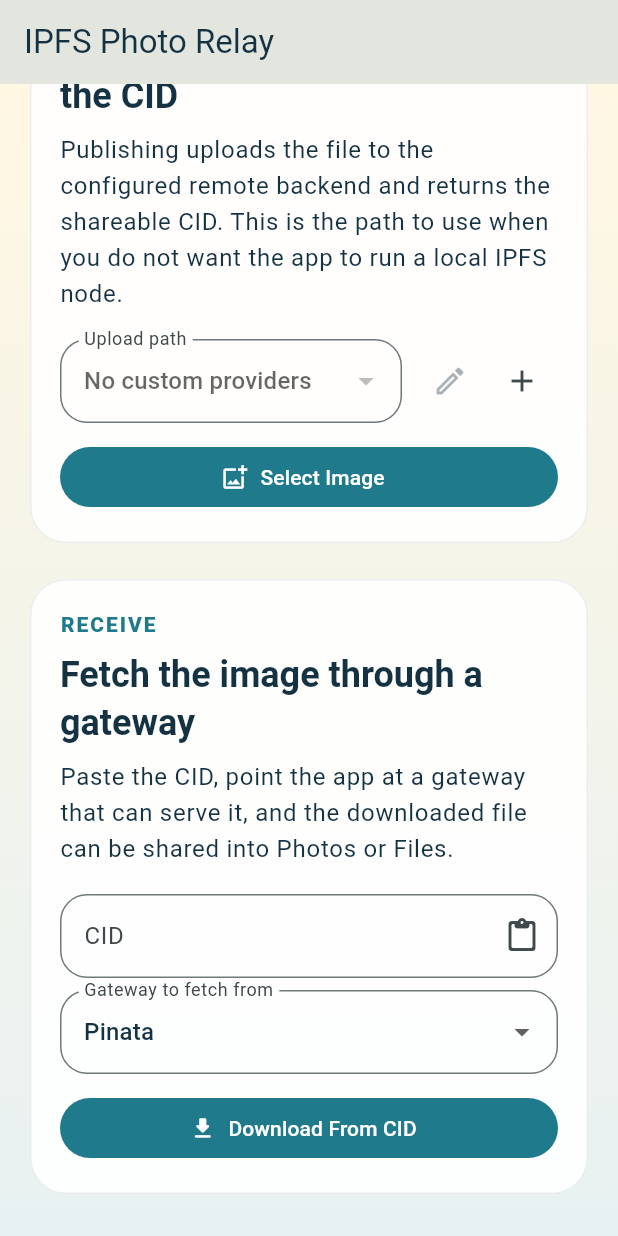
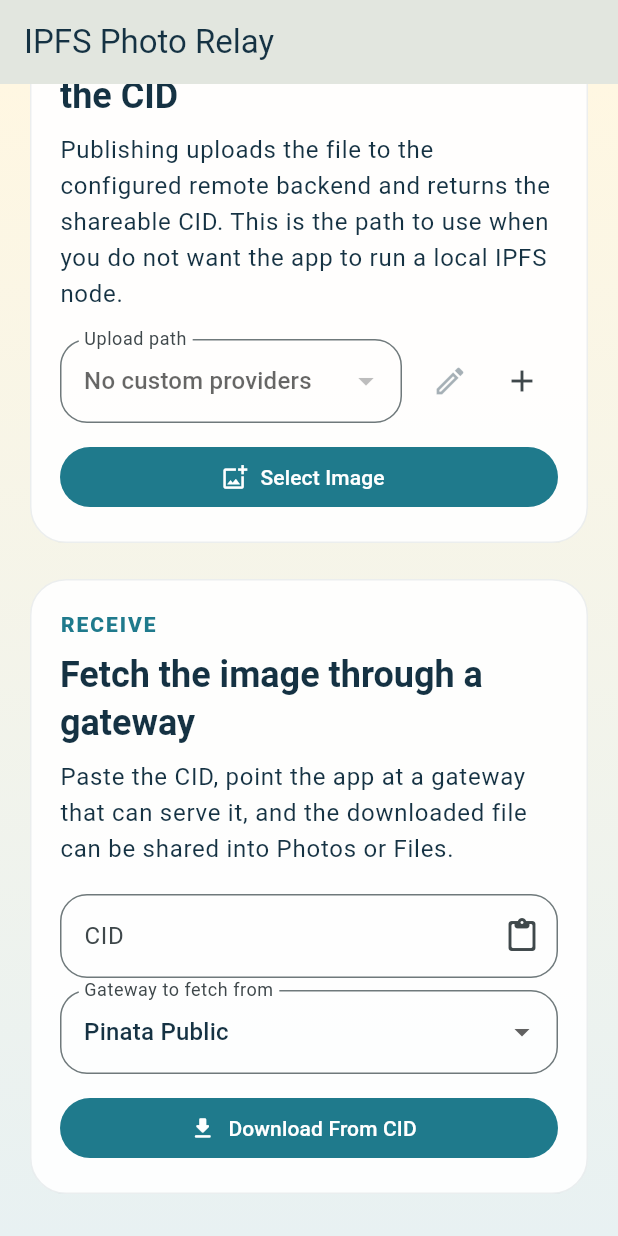
Before and after one commit to ericszimmermann/IPFS-Photo-relay, a Flutter app: the screen it shows after launch, scrolled down 504 dp, on a phone screen of 412 x 824 dp. Run offline on Flutter 3.47's test engine with Material 3 defaults, Android fonts, the phone set to English and light mode, and no system bars; our stand-ins replace file_picker, share_plus, shared_preferences.

Commit message:
Add "Public" to default gateways.

```diff
--- a/lib/src/app.dart
+++ b/lib/src/app.dart
@@ -969,7 +969,7 @@ class _IpfsPhotoRelayPageState extends State<IpfsPhotoRelayPage> {
                             StatefulBuilder(builder: (context, setState) {
                               final options = <Map<String, String>>[];
                               // Add public ipfs.io as an extra option
-                              options.add({'label': 'IPFS.io', 'value': _normalizeGatewayBase('https://ipfs.io/ipfs/')});
+                              options.add({'label': 'ipfs.io Public', 'value': _normalizeGatewayBase('https://ipfs.io/ipfs/')});
 
                               // Add configured provider gateways if they are non-empty and different from the default
                               for (final p in _providerList) {
@@ -979,9 +979,9 @@ class _IpfsPhotoRelayPageState extends State<IpfsPhotoRelayPage> {
                                 }
                               }
 
-                              // Add the three/default gateways
+                              // Add the three/default gateways (mark as Public)
                               options.addAll(RemoteUploadTarget.values.map((t) => {
-                                    'label': t.label,
+                                    'label': '${t.label} Public',
                                     'value': _normalizeGatewayBase(t.defaultGatewayBase),
                                   }));
 
```
